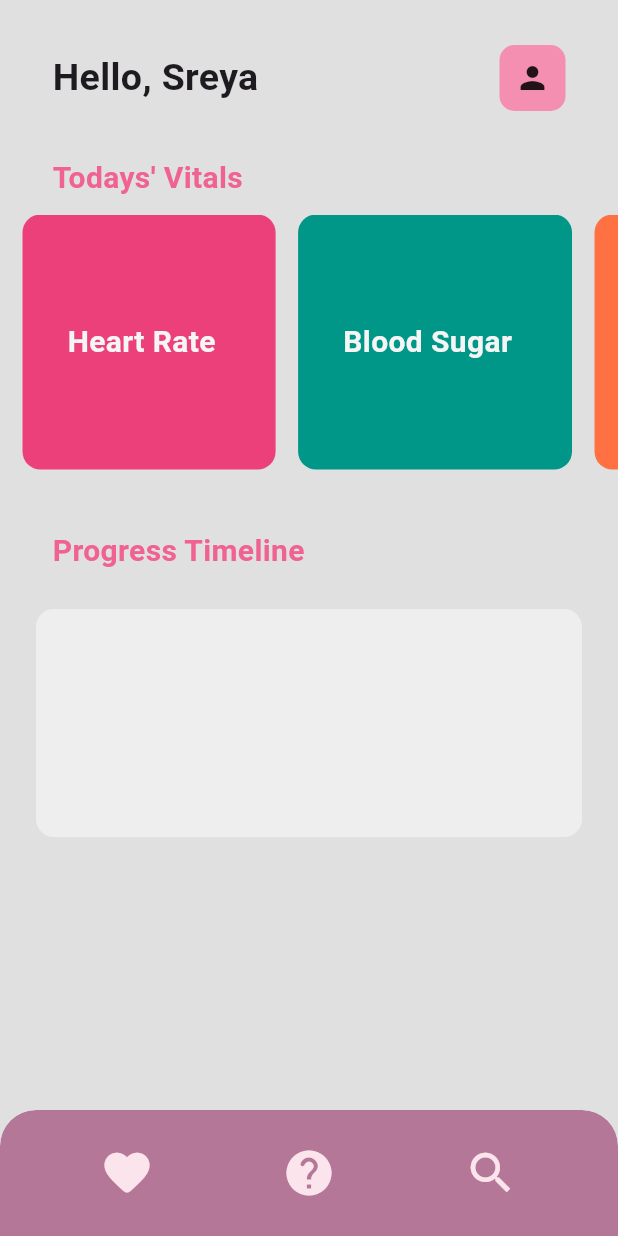
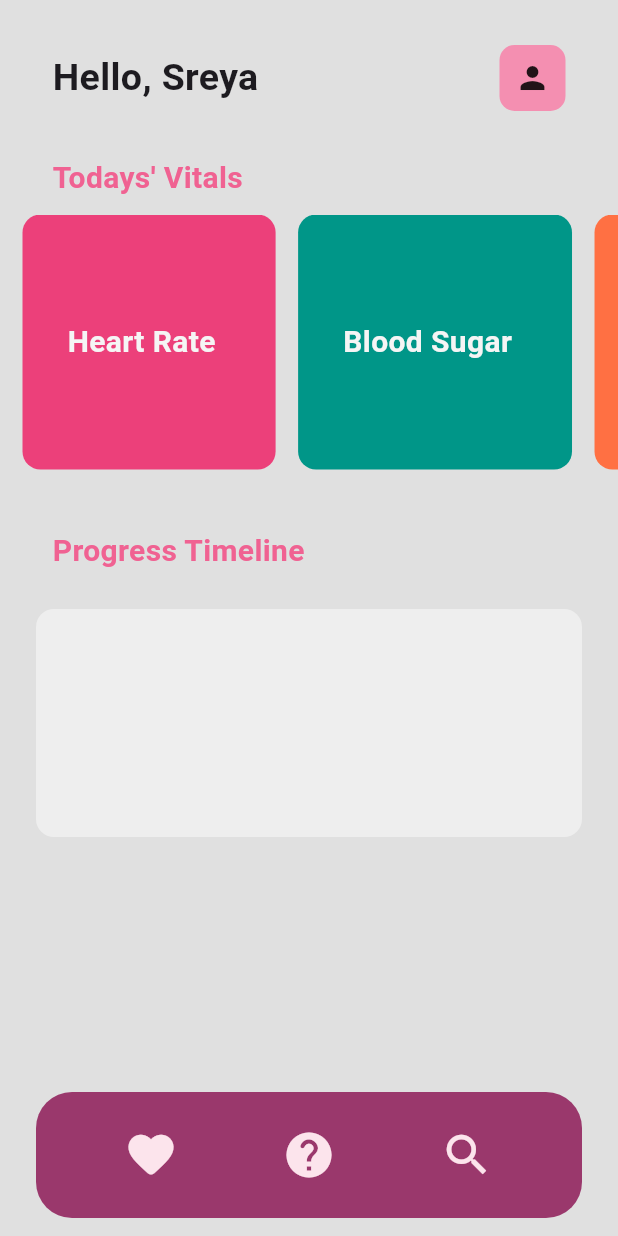
Before and after one commit to sreyasaju/heartSync, a Flutter app: the screen it shows after launch, on a phone screen of 412 x 824 dp. Run offline on Flutter 3.47's test engine with Material 3 defaults, Android fonts, the light colour scheme and no system bars.

Commit message:
fix: remove all buggy stuff

```diff
--- a/lib/components/nav_bar.dart
+++ b/lib/components/nav_bar.dart
@@ -1,4 +1,3 @@
-import 'dart:ui';
 import 'package:flutter/material.dart';
 
 class NavBar extends StatelessWidget {
@@ -7,36 +6,32 @@ class NavBar extends StatelessWidget {
   @override
   Widget build(BuildContext context) {
     return SafeArea(
-      child: ClipRRect(
-        borderRadius: const BorderRadius.vertical(top: Radius.circular(24)),
-        child: BackdropFilter(
-          filter: ImageFilter.blur(sigmaX: 10.0, sigmaY: 10.0),
       child: Container(
-            width: double.infinity,
+        padding: const EdgeInsets.symmetric(vertical: 16, horizontal: 24),
+        margin: const EdgeInsets.symmetric(horizontal: 24, vertical: 12),
         decoration: BoxDecoration(
-              color: Colors.pink[900]!.withOpacity(0.5),
-              borderRadius: const BorderRadius.vertical(top: Radius.circular(24)),
+          color: Colors.pink[900]!.withValues(alpha: 0.8),
+          borderRadius: const BorderRadius.all(Radius.circular(24)),
         ),
-            padding: const EdgeInsets.symmetric(vertical: 16, horizontal: 24),
         child: Row(
           mainAxisAlignment: MainAxisAlignment.spaceAround,
           children: [
             IconButton(
-                  hoverColor: Colors.pink.withOpacity(0.3),
+              hoverColor: Colors.pink,
               icon: const Icon(Icons.favorite_rounded),
               color: Colors.pink[50],
               iconSize: 36,
               onPressed: () {},
             ),
             IconButton(
-                  hoverColor: Colors.pink.withOpacity(0.3),
+              hoverColor: Colors.pink,
               icon: const Icon(Icons.help_rounded),
               color: Colors.pink[50],
               iconSize: 36,
               onPressed: () {},
             ),
             IconButton(
-                  hoverColor: Colors.pink.withOpacity(0.3),
+              hoverColor: Colors.pink,
               icon: const Icon(Icons.search),
               color: Colors.pink[50],
               iconSize: 36,
@@ -45,8 +40,6 @@ class NavBar extends StatelessWidget {
           ],
         ),
       ),
-        ),
-      ),
     );
   }
 }
--- a/lib/utils/main_cards.dart
+++ b/lib/utils/main_cards.dart
@@ -1,8 +1,9 @@
 import 'package:flutter/material.dart';
+import 'dart:ui';
 
 class MainCard extends StatefulWidget {
   final String cardName;
-  final Color cardColor;
+  final cardColor;
 
   const MainCard({
     required this.cardName,
```
Also changed, not shown: 1 other file. Lines whose indentation alone changed are shown as unchanged.
